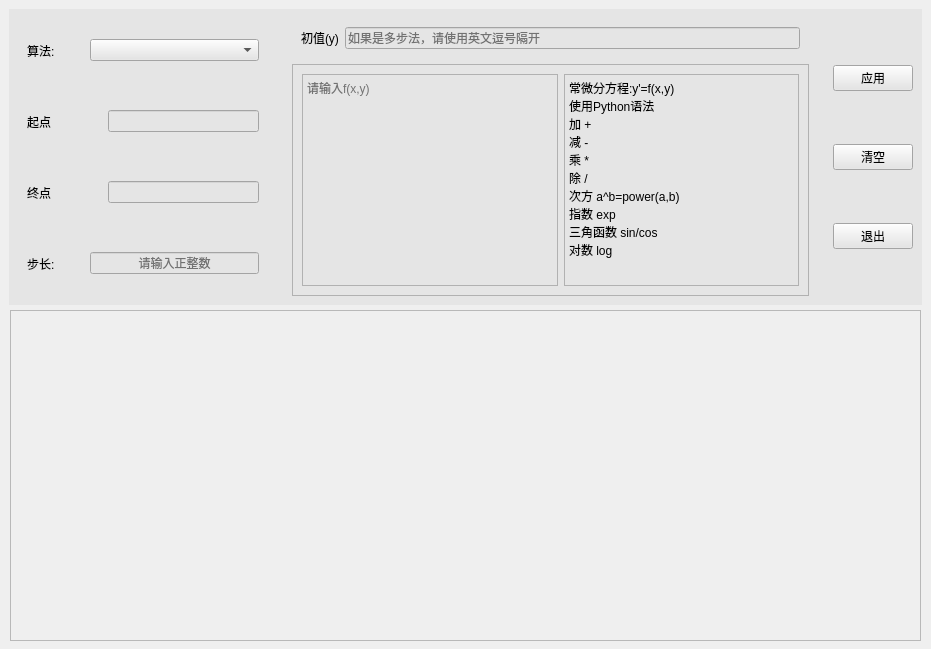
Before: the Qt Designer form main.ui in 0zero000zero0/GZU-Numerical-solutions-of-ordinary-differential-equations, drawn with Qt 5.
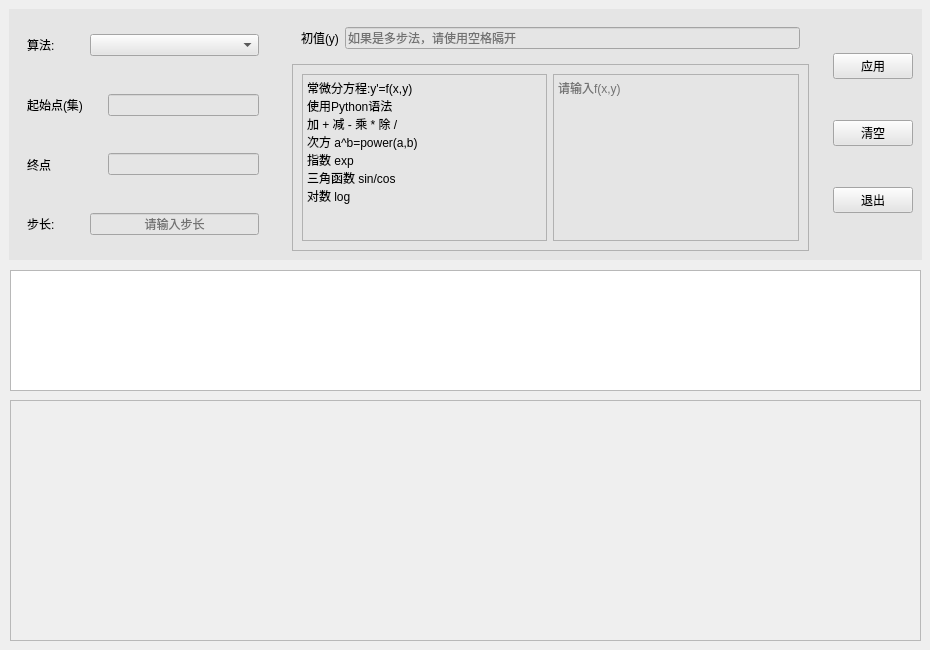
After: the same form once the commit is applied. Icons and pictures are not drawn.

Patch:
```diff
--- a/main.ui
+++ b/main.ui
@@ -6,8 +6,8 @@
    <rect>
     <x>0</x>
     <y>0</y>
-    <width>931</width>
-    <height>649</height>
+    <width>930</width>
+    <height>650</height>
    </rect>
   </property>
   <property name="sizePolicy">
@@ -29,7 +29,7 @@
      <x>9</x>
      <y>9</y>
      <width>913</width>
-     <height>296</height>
+     <height>251</height>
     </rect>
    </property>
    <property name="styleSheet">
@@ -158,7 +158,7 @@
           <item>
            <widget class="QLabel" name="choose_algorithm_2">
             <property name="text">
-             <string>起点</string>
+             <string>起始点(集)</string>
             </property>
             <property name="wordWrap">
              <bool>true</bool>
@@ -238,8 +238,11 @@
             <property name="alignment">
              <set>Qt::AlignCenter</set>
             </property>
+            <property name="readOnly">
+             <bool>false</bool>
+            </property>
             <property name="placeholderText">
-             <string notr="true">请输入正整数</string>
+             <string notr="true">请输入步长</string>
             </property>
            </widget>
           </item>
@@ -280,7 +283,7 @@
              <string/>
             </property>
             <property name="placeholderText">
-             <string notr="true">如果是多步法，请使用英文逗号隔开</string>
+             <string notr="true">如果是多步法，请使用空格隔开</string>
             </property>
            </widget>
           </item>
@@ -295,23 +298,13 @@
          <property name="frameShadow">
           <enum>QFrame::Raised</enum>
          </property>
-         <layout class="QHBoxLayout" name="horizontalLayout" stretch="0,1">
-          <item>
-           <widget class="QPlainTextEdit" name="fun">
-            <property name="placeholderText">
-             <string notr="true">请输入f(x,y)</string>
-            </property>
-           </widget>
-          </item>
+         <layout class="QHBoxLayout" name="horizontalLayout" stretch="0,0">
           <item>
            <widget class="QPlainTextEdit" name="plainTextEdit_2">
             <property name="plainText">
              <string>常微分方程:y'=f(x,y)
 使用Python语法
-加 +
-减 -
-乘 *
-除 /
+加 + 减 - 乘 * 除 /
 次方 a^b=power(a,b)
 指数 exp
 三角函数 sin/cos
@@ -319,6 +312,13 @@
             </property>
            </widget>
           </item>
+          <item>
+           <widget class="QPlainTextEdit" name="fun">
+            <property name="placeholderText">
+             <string notr="true">请输入f(x,y)</string>
+            </property>
+           </widget>
+          </item>
          </layout>
         </widget>
        </item>
@@ -358,9 +358,9 @@
    <property name="geometry">
     <rect>
      <x>10</x>
-     <y>310</y>
+     <y>400</y>
      <width>911</width>
-     <height>331</height>
+     <height>241</height>
     </rect>
    </property>
    <property name="frameShape">
@@ -370,6 +370,16 @@
     <enum>QFrame::Raised</enum>
    </property>
   </widget>
+  <widget class="QTableWidget" name="result">
+   <property name="geometry">
+    <rect>
+     <x>10</x>
+     <y>270</y>
+     <width>911</width>
+     <height>121</height>
+    </rect>
+   </property>
+  </widget>
  </widget>
  <resources/>
  <connections/>
```
Left out of the diff: 2 changed lines with no effect on the pictures.
